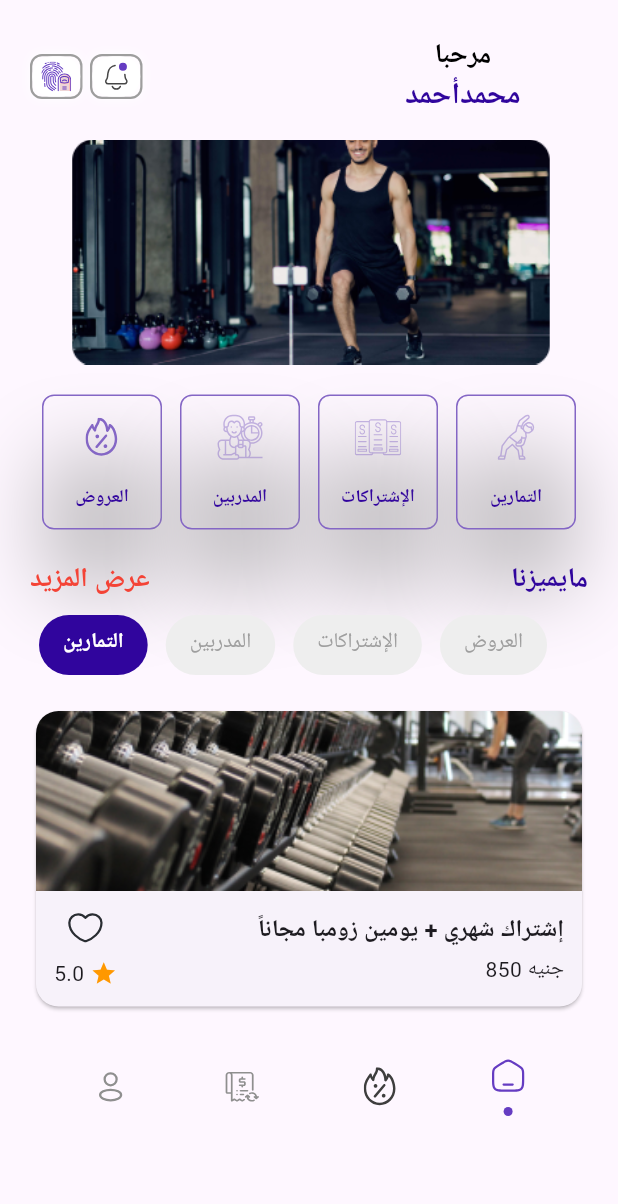
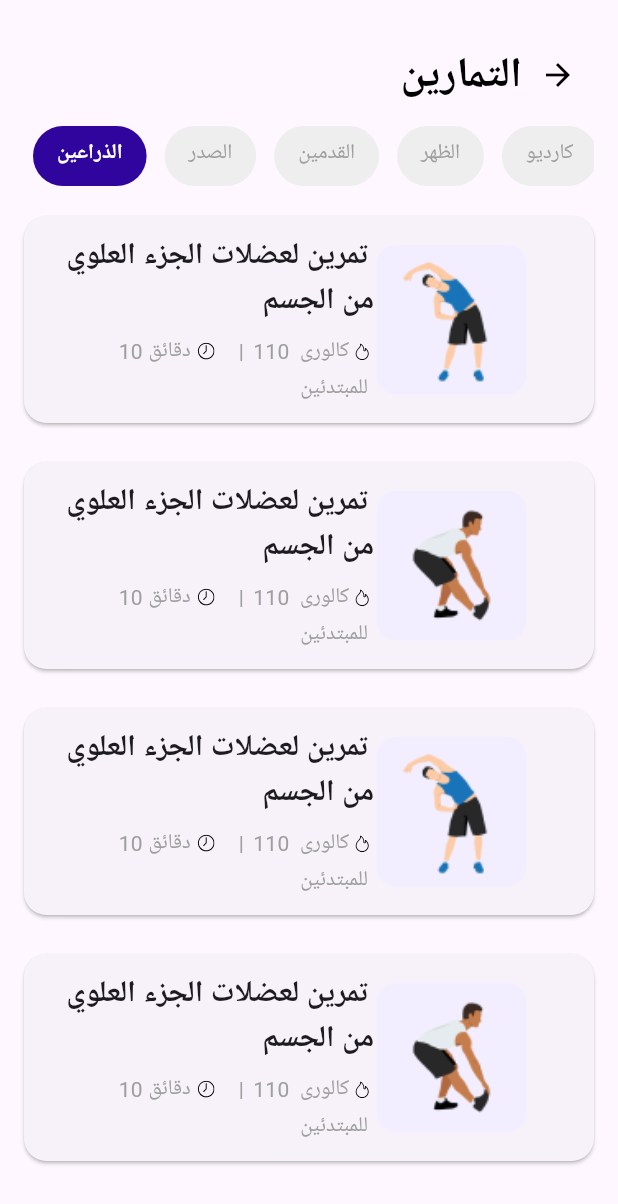
Before and after one commit to mohamedredaelsheikh/Gym_App, a Flutter app: the screen it shows after launch, after a tap on "التمارين", on a phone screen of 412 x 824 dp. Shown: the top 1204 px of the screen. Run offline on Flutter 3.47's test engine with Material 3 defaults, Android fonts, the phone set to English and light mode, and no system bars; our stand-ins replace flutter_svg; Roboto replaces fonts that are missing (Inter).

Commit message:
finish the exercise ui .

```diff
--- /dev/null
+++ b/lib/features/Home_feature/presentation/views/exercises_view.dart
@@ -0,0 +1,13 @@
+import 'package:flutter/material.dart';
+import 'package:gym_app/features/Home_feature/presentation/views/widgets/exercises_view_body.dart';
+
+class ExercisesView extends StatelessWidget {
+  const ExercisesView({super.key});
+
+  @override
+  Widget build(BuildContext context) {
+    return const Scaffold(
+      body: ExercisesViewBody(),
+    );
+  }
+}
--- a/lib/features/Home_feature/presentation/views/widgets/custom_app_bar.dart
+++ b/lib/features/Home_feature/presentation/views/widgets/custom_app_bar.dart
@@ -1,22 +1,31 @@
 import 'package:flutter/material.dart';
-import 'package:flutter_svg/svg.dart';
+
 import 'package:gym_app/core/utlis/styles.dart';
 
-AppBar buildAppBar({final String? title}) {
-  return AppBar(
-    leading: Center(
-      child: SvgPicture.asset(
-        "assets/images/arrow.svg",
-        height: 24,
-      ),
-    ),
-    elevation: 0,
-    centerTitle: true,
-    backgroundColor: Colors.transparent,
-    title: Text(
-      title ?? '',
-      textAlign: TextAlign.center,
-      style: Styles.style25,
-    ),
-  );
+class CustomAppBar extends StatelessWidget {
+  const CustomAppBar({super.key, required this.title});
+  final String? title;
+
+  @override
+  Widget build(BuildContext context) {
+    return Row(
+      mainAxisAlignment: MainAxisAlignment.end,
+      children: [
+        Text(
+          title ?? '',
+          textAlign: TextAlign.center,
+          style: Styles.style25.copyWith(
+            fontSize: 28,
+            fontWeight: FontWeight.bold,
+          ),
+        ),
+        IconButton(
+          icon: const Icon(Icons.arrow_forward, color: Colors.black),
+          onPressed: () {
+            Navigator.pop(context);
+          },
+        ),
+      ],
+    );
+  }
 }
--- /dev/null
+++ b/lib/features/Home_feature/presentation/views/widgets/exercise_card.dart
@@ -0,0 +1,81 @@
+import 'package:flutter/material.dart';
+import 'package:flutter_svg/svg.dart';
+
+class ExerciseCard extends StatelessWidget {
+  const ExerciseCard({super.key, required this.image, required this.title});
+  final String image, title;
+  @override
+  Widget build(BuildContext context) {
+    return Card(
+      shape: RoundedRectangleBorder(
+        borderRadius: BorderRadius.circular(15),
+      ),
+      margin: const EdgeInsets.only(bottom: 16),
+      child: Padding(
+        padding: const EdgeInsets.all(12.0),
+        child: Row(
+          children: [
+            const SizedBox(width: 16),
+            Column(
+              crossAxisAlignment: CrossAxisAlignment.start,
+              children: [
+                Text(
+                  title,
+                  maxLines: 2,
+                  softWrap: true,
+                  style: const TextStyle(
+                    fontWeight: FontWeight.bold,
+                    fontSize: 20,
+                  ),
+                ),
+                const SizedBox(height: 8),
+                Row(
+                  mainAxisAlignment: MainAxisAlignment.start,
+                  children: [
+                    const SizedBox(width: 35),
+                    const Text(
+                      '10 دقائق',
+                      style: TextStyle(color: Colors.grey),
+                    ),
+                    const SizedBox(width: 4),
+                    SvgPicture.asset(
+                      "assets/images/clock.svg",
+                    ),
+                    const SizedBox(width: 16),
+                    const Text(
+                      "|",
+                      style: TextStyle(color: Colors.grey),
+                    ),
+                    const SizedBox(width: 6),
+                    const Text(
+                      'كالورى  110',
+                      style: TextStyle(color: Colors.grey),
+                    ),
+                    const SizedBox(width: 4),
+                    SvgPicture.asset(
+                      "assets/images/calories.svg",
+                    ),
+                  ],
+                ),
+                const SizedBox(height: 4),
+                const Text(
+                  '                                          للمبتدئين ',
+                  style: TextStyle(color: Colors.grey),
+                ),
+              ],
+            ),
+            ClipRRect(
+              borderRadius: BorderRadius.circular(8),
+              child: Image.asset(
+                image, // Replace with your exercise image asset
+                height: 100,
+                width: 100,
+                fit: BoxFit.cover,
+              ),
+            ),
+          ],
+        ),
+      ),
+    );
+  }
+}
--- /dev/null
+++ b/lib/features/Home_feature/presentation/views/widgets/exercises_view_body.dart
@@ -0,0 +1,68 @@
+import 'package:flutter/material.dart';
+import 'package:gym_app/features/Home_feature/presentation/views/widgets/custom_app_bar.dart';
+import 'package:gym_app/features/Home_feature/presentation/views/widgets/custom_tab_button_listview.dart';
+import 'package:gym_app/features/Home_feature/presentation/views/widgets/exercise_card.dart';
+
+class ExercisesViewBody extends StatelessWidget {
+  const ExercisesViewBody({super.key});
+
+  @override
+  Widget build(BuildContext context) {
+    return const Padding(
+      padding: EdgeInsets.symmetric(horizontal: 16, vertical: 16),
+      child: SingleChildScrollView(
+        child: Column(
+          children: [
+            SizedBox(
+              height: 10,
+            ),
+            CustomAppBar(
+              title: 'التمارين',
+            ),
+            SizedBox(height: 10),
+            TabButtonListView(paymentMethodItems: [
+              'الذراعين',
+              'الصدر',
+              'القدمين',
+              'الظهر',
+              'كارديو',
+            ]),
+            SizedBox(height: 20),
+            ExerciseCard(
+              image: "assets/images/images-removebg-preview 1.png",
+              title:
+                  'تمرين لعضلات الجزء العلوي \n                         من الجسم',
+            ),
+            SizedBox(
+              height: 10,
+            ),
+            ExerciseCard(
+              image: "assets/images/images-removebg-preview 1 (1).png",
+              title:
+                  'تمرين لعضلات الجزء العلوي \n                         من الجسم',
+            ),
+            SizedBox(
+              height: 10,
+            ),
+            ExerciseCard(
+              image: "assets/images/images-removebg-preview 1.png",
+              title:
+                  'تمرين لعضلات الجزء العلوي \n                         من الجسم',
+            ),
+            SizedBox(
+              height: 10,
+            ),
+            ExerciseCard(
+              image: "assets/images/images-removebg-preview 1 (1).png",
+              title:
+                  'تمرين لعضلات الجزء العلوي \n                         من الجسم',
+            ),
+            SizedBox(
+              height: 10,
+            ),
+          ],
+        ),
+      ),
+    );
+  }
+}
--- a/lib/features/Home_feature/presentation/views/widgets/home_view_body.dart
+++ b/lib/features/Home_feature/presentation/views/widgets/home_view_body.dart
@@ -1,9 +1,8 @@
 import 'package:flutter/material.dart';
-import 'package:flutter_svg/svg.dart';
 
 import 'package:gym_app/core/utlis/styles.dart';
+import 'package:gym_app/features/Home_feature/presentation/views/exercises_view.dart';
 import 'package:gym_app/features/Home_feature/presentation/views/widgets/custom_button.dart';
-import 'package:gym_app/features/Home_feature/presentation/views/widgets/custom_gesture_detector.dart';
 import 'package:gym_app/features/Home_feature/presentation/views/widgets/custom_tab_button_listview.dart';
 import 'package:gym_app/features/Home_feature/presentation/views/widgets/method_item.dart';
 import 'package:gym_app/features/Home_feature/presentation/views/widgets/navigator_bar.dart';
@@ -93,7 +92,15 @@ class HomeViewBody extends StatelessWidget {
                     image: "assets/images/Frame (2).svg",
                   ),
                   CustomButton(
-                    onTap: () {},
+                    onTap: () {
+                      Navigator.of(context).push(
+                        MaterialPageRoute(
+                          builder: (context) {
+                            return const ExercisesView();
+                          },
+                        ),
+                      );
+                    },
                     label: 'التمارين',
                     image: "assets/images/Frame (1).svg",
                   ),
```
Also changed, not shown: lib/features/Home_feature/presentation/views/widgets/chat_gpt.dart (+68 -148 lines).
